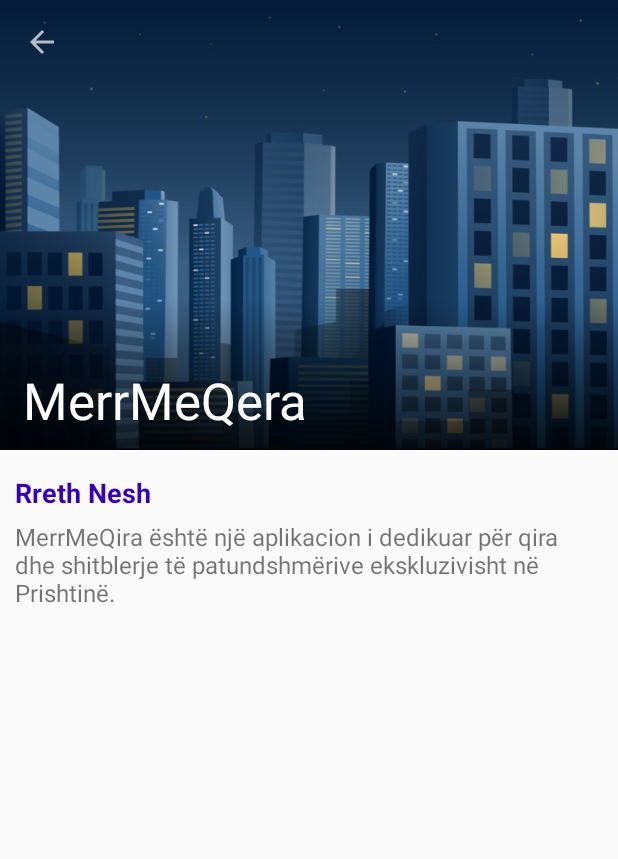
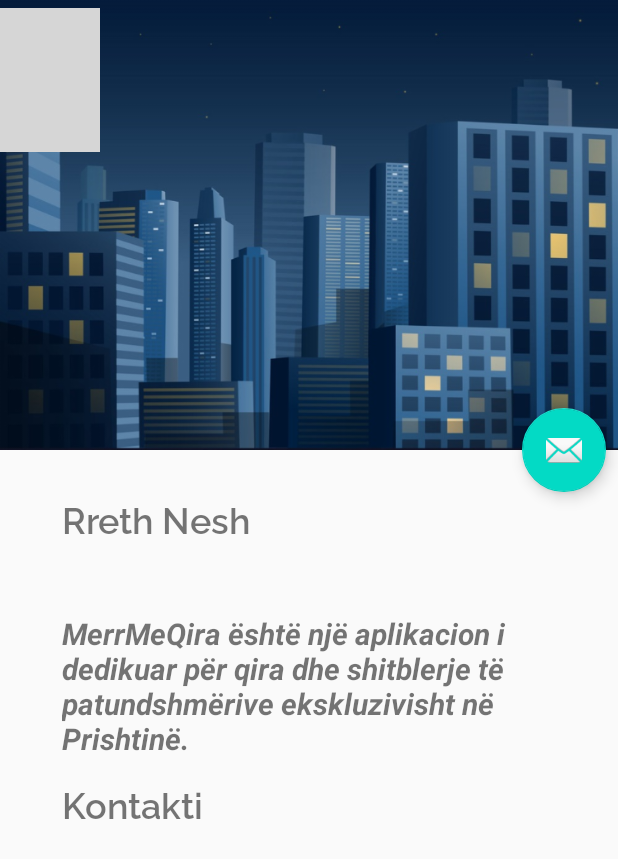
Before and after one commit to FluturaHaxhaj/MerrMeQera, an Android app: the Rrethnesh screen opened directly, with no data from a screen before it, on a phone screen of 412 x 824 dp. Shown: the top 859 px of the screen. Run offline under Robolectric (Android 15) with nearby library versions, the phone set to English and light mode, and no system bars; libraries missing offline, so code that uses them is left out: androidx.palette.graphics; Roboto replaces fonts that are not available here; grey boxes are pictures that could not be loaded.

Commit message:
Përmisime në aktivitetin e Rrethnesh.

```diff
--- a/app/src/main/java/com/fiek/ppmapp/Home/Rrethnesh.java
+++ b/app/src/main/java/com/fiek/ppmapp/Home/Rrethnesh.java
@@ -5,13 +5,16 @@ import androidx.appcompat.app.AppCompatActivity;
 import androidx.appcompat.widget.Toolbar;
 import androidx.palette.graphics.Palette;
 
+import android.content.Intent;
 import android.graphics.Bitmap;
 import android.graphics.BitmapFactory;
 import android.os.Bundle;
+import android.view.View;
 import android.view.WindowManager;
 
 import com.fiek.ppmapp.R;
 import com.google.android.material.appbar.CollapsingToolbarLayout;
+import com.google.android.material.floatingactionbutton.FloatingActionButton;
 
 import java.util.Objects;
 
@@ -23,21 +26,26 @@ public class Rrethnesh extends AppCompatActivity {
         getWindow().setFlags(WindowManager.LayoutParams.FLAG_FULLSCREEN, WindowManager.LayoutParams.FLAG_FULLSCREEN);
         setContentView(R.layout.activity_rrethnesh);
 
-        Toolbar toolbar = findViewById(R.id.toolbar);
-        setSupportActionBar(toolbar);
 
-        Objects.requireNonNull(getSupportActionBar()).setDisplayHomeAsUpEnabled(true);
+        FloatingActionButton fab = (FloatingActionButton) findViewById(R.id.fab);
+        fab.setOnClickListener(new View.OnClickListener() {
+            @Override
+            public void onClick(View view) {
+                Intent sharingIntent = new Intent(Intent.ACTION_SEND);
+                sharingIntent.setType("text/plain");
+                String shareBody="Përshëndetje!!";
 
-        final CollapsingToolbarLayout collapsingToolbarLayout=findViewById(R.id.collapsingToolbarLayout);
-
-        Bitmap bitmap = BitmapFactory.decodeResource(getResources(),R.drawable.bg);
-        Palette.from(bitmap).generate(new Palette.PaletteAsyncListener(){
-            @Override
-            public void onGenerated(@Nullable Palette palette) {
-                if(palette != null){
-                    collapsingToolbarLayout.setContentScrimColor(palette.getMutedColor(R.attr.colorPrimary));
-                }
+                String compose = "Përshëndetje!!Dëshiroje të të kontaktojë rreth MerrMeQira.";
+                sharingIntent.putExtra(Intent.EXTRA_SUBJECT,"Subject:");
+                sharingIntent.putExtra(Intent.EXTRA_TEXT, compose);
+                startActivity(Intent.createChooser(sharingIntent,"Flutura"));
             }
         });
+
+
+        CollapsingToolbarLayout collapsingToolbar = (CollapsingToolbarLayout) findViewById(R.id.toolbar_layout1);
+        collapsingToolbar.setTitle("");
+
     }
+
 }
--- a/app/src/main/res/layout/activity_rrethnesh.xml
+++ b/app/src/main/res/layout/activity_rrethnesh.xml
@@ -1,5 +1,6 @@
 <?xml version="1.0" encoding="utf-8"?>
 <androidx.coordinatorlayout.widget.CoordinatorLayout
+
     xmlns:android="http://schemas.android.com/apk/res/android"
     xmlns:app="http://schemas.android.com/apk/res-auto"
     xmlns:tools="http://schemas.android.com/tools"
@@ -9,85 +10,48 @@
     tools:context=".Home.Rrethnesh">
 
     <com.google.android.material.appbar.AppBarLayout
-        android:id="@+id/appBarLayout"
+        android:id="@+id/app_bar"
         android:layout_width="match_parent"
         android:layout_height="300dp"
         android:fitsSystemWindows="true"
-        android:theme="@style/ThemeOverlay.MaterialComponents.Dark">
+        android:theme="@style/AppTheme.AppBarOverlay">
 
         <com.google.android.material.appbar.CollapsingToolbarLayout
-            android:id="@+id/collapsingToolbarLayout"
+            android:id="@+id/toolbar_layout1"
             android:layout_width="match_parent"
             android:layout_height="match_parent"
             android:fitsSystemWindows="true"
-            app:contentScrim="@color/colorPrimary"
-            app:expandedTitleMarginStart="15dp"
-            app:expandedTitleMarginBottom="20dp"
-            app:layout_scrollFlags="scroll|exitUntilCollapsed|snap">
+            app:contentScrim="?attr/colorPrimary"
+            app:layout_scrollFlags="scroll|exitUntilCollapsed">
+
 
             <ImageView
                 android:layout_width="match_parent"
                 android:layout_height="match_parent"
-                android:contentDescription="@string/app_name"
-                android:fitsSystemWindows="true"
-                android:scaleType="centerCrop"
-                android:src="@drawable/bg"
-                app:layout_collapseMode="parallax"/>
-
-            <View
-                android:layout_width="match_parent"
-                android:layout_height="100dp"
-                android:layout_gravity="bottom"
-                android:background="@drawable/title_background"/>
-
-            <androidx.appcompat.widget.Toolbar
-                android:id="@+id/toolbar"
-                android:layout_width="match_parent"
-                android:layout_height="?actionBarSize"
-                app:contentInsetStart="0dp"
-                app:contentInsetStartWithNavigation="0dp"
-                app:layout_collapseMode="pin"
-                app:popupTheme="@style/ThemeOverlay.MaterialComponents.Light"/>
-
-
-
+                android:background="@drawable/bg"/>
 
         </com.google.android.material.appbar.CollapsingToolbarLayout>
     </com.google.android.material.appbar.AppBarLayout>
 
-    <androidx.core.widget.NestedScrollView
-        android:layout_width="match_parent"
-        android:layout_height="match_parent"
-        android:overScrollMode="never"
-        app:layout_behavior="com.google.android.material.appbar.AppBarLayout$ScrollingViewBehavior"
-        tools:layout_editor_absoluteX="0dp"
-        tools:layout_editor_absoluteY="0dp">
+    <include layout="@layout/content_rrethnesh" />
+    <ImageView
+        android:id="@+id/menu_icon"
+        android:layout_width="wrap_content"
+        android:layout_height="wrap_content"
+        android:layout_marginTop="5dp"
+        android:layout_marginEnd="345dp"
+        app:layout_constraintEnd_toEndOf="parent"
+        app:layout_constraintStart_toStartOf="parent"
+        app:layout_constraintTop_toTopOf="parent"
+        app:srcCompat="@drawable/ic_baseline_menu_24" />
+    <com.google.android.material.floatingactionbutton.FloatingActionButton
 
-        <LinearLayout
-            android:layout_width="match_parent"
-            android:layout_height="wrap_content"
-            android:orientation="vertical"
-            android:padding="10dp">
-
-            <TextView
-                android:layout_width="match_parent"
-                android:layout_height="wrap_content"
-                android:layout_marginTop="6dp"
-                android:layout_marginBottom="6dp"
-                android:text="@string/about"
-                android:textColor="@color/colorPrimaryDark"
-                android:textSize="18sp"
-                android:textStyle="bold" />
-            <TextView
-                android:layout_width="match_parent"
-                android:layout_height="wrap_content"
-                android:text="@string/description"
-                android:textSize="16sp"/>
-
-
-
-        </LinearLayout>
-
-    </androidx.core.widget.NestedScrollView>
+        android:id="@+id/fab"
+        android:layout_width="wrap_content"
+        android:layout_height="wrap_content"
+        android:layout_margin="@dimen/fab_margin"
+        app:layout_anchor="@id/app_bar"
+        app:layout_anchorGravity="bottom|end"
+        app:srcCompat="@android:drawable/ic_dialog_email" />
 
 </androidx.coordinatorlayout.widget.CoordinatorLayout>
--- /dev/null
+++ b/app/src/main/res/layout/content_rrethnesh.xml
@@ -0,0 +1,65 @@
+<?xml version="1.0" encoding="utf-8"?>
+<androidx.core.widget.NestedScrollView
+    xmlns:android="http://schemas.android.com/apk/res/android"
+    xmlns:app="http://schemas.android.com/apk/res-auto"
+    xmlns:tools="http://schemas.android.com/tools"
+    android:layout_width="match_parent"
+    android:layout_height="match_parent"
+    app:layout_behavior="@string/appbar_scrolling_view_behavior"
+    tools:context=".Home.Rrethnesh"
+    tools:showIn="@layout/activity_main">
+
+    <RelativeLayout
+        android:layout_width="match_parent"
+        android:layout_height="680dp">
+
+        <TextView
+            android:id="@+id/textView"
+            android:textStyle="bold"
+            android:layout_width="wrap_content"
+            android:layout_height="wrap_content"
+            android:layout_alignParentStart="true"
+            android:layout_alignParentTop="true"
+            android:layout_marginStart="41dp"
+            android:layout_marginTop="28dp"
+            android:fontFamily="@font/raleway_semibold"
+            android:textSize="24dp"
+            android:text="Rreth Nesh" />
+
+        <TextView
+            android:id="@+id/textView5"
+            android:layout_width="wrap_content"
+            android:layout_height="wrap_content"
+            android:layout_alignStart="@+id/textView"
+            android:layout_below="@+id/textView"
+            android:layout_marginTop="5dp"
+            android:textSize="22dp"
+            android:textStyle="bold|italic" />
+
+        <TextView
+            android:id="@+id/textView8"
+            android:layout_width="wrap_content"
+            android:layout_height="wrap_content"
+            android:layout_alignStart="@+id/textView5"
+            android:layout_below="@+id/textView5"
+            android:layout_marginTop="12dp"
+            android:textStyle="bold|italic"
+            android:textSize="20dp"
+            android:text="@string/description"
+            />
+
+        <TextView
+            android:id="@+id/textView10"
+            android:layout_width="wrap_content"
+            android:layout_height="wrap_content"
+            android:layout_marginTop="12dp"
+            android:text="Kontakti"
+            android:textSize="24dp"
+            android:layout_below="@+id/textView8"
+            android:layout_alignStart="@+id/textView8"
+            android:fontFamily="@font/raleway_semibold"/>
+
+
+    </RelativeLayout>
+
+</androidx.core.widget.NestedScrollView>
--- a/app/src/main/res/values/colors.xml
+++ b/app/src/main/res/values/colors.xml
@@ -7,4 +7,6 @@
     <color name="black">#000</color>
     <color name="background_swipe">#C4C4FF</color>
     <color name="colorDarkSemiTransparent">#C6000000</color>
+    <color name="colorText">#48889c</color>
+
 </resources>
--- a/app/src/main/res/values/styles.xml
+++ b/app/src/main/res/values/styles.xml
@@ -7,6 +7,7 @@
         <item name="colorAccent">@color/colorAccent</item>
 
     </style>
+    <style name="AppTheme.AppBarOverlay" parent="ThemeOverlay.AppCompat.Dark.ActionBar" />
 
     <style name="menu_text_style" parent="@android:style/TextAppearance.DeviceDefault.Widget.ActionBar.Menu">
         <item name="android:textSize">20sp</item>
```
